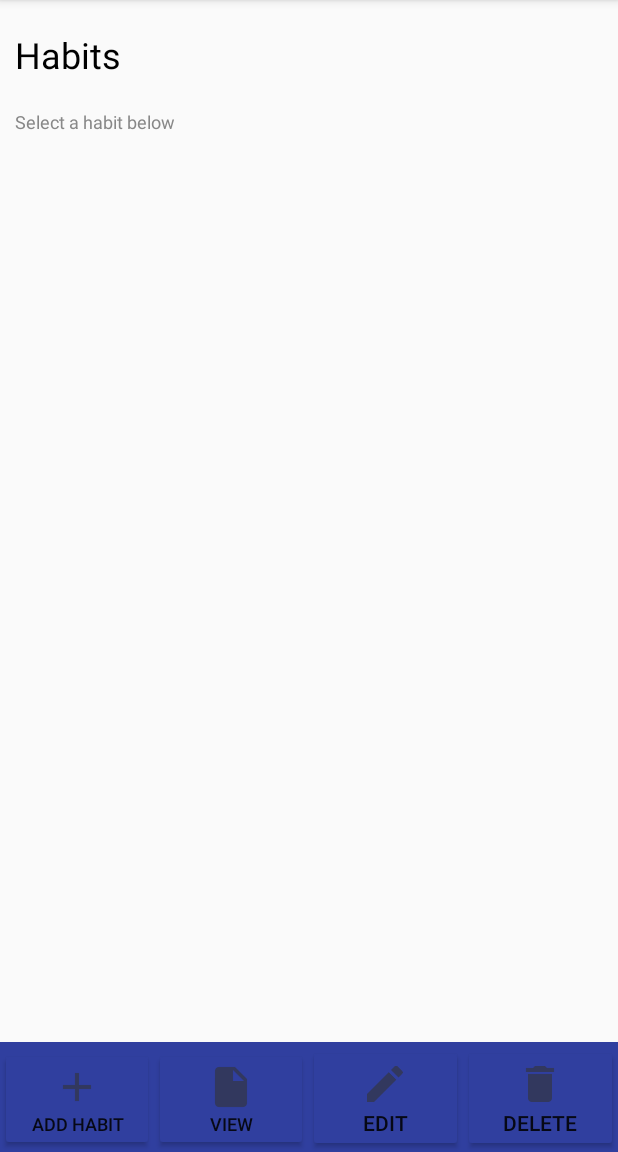
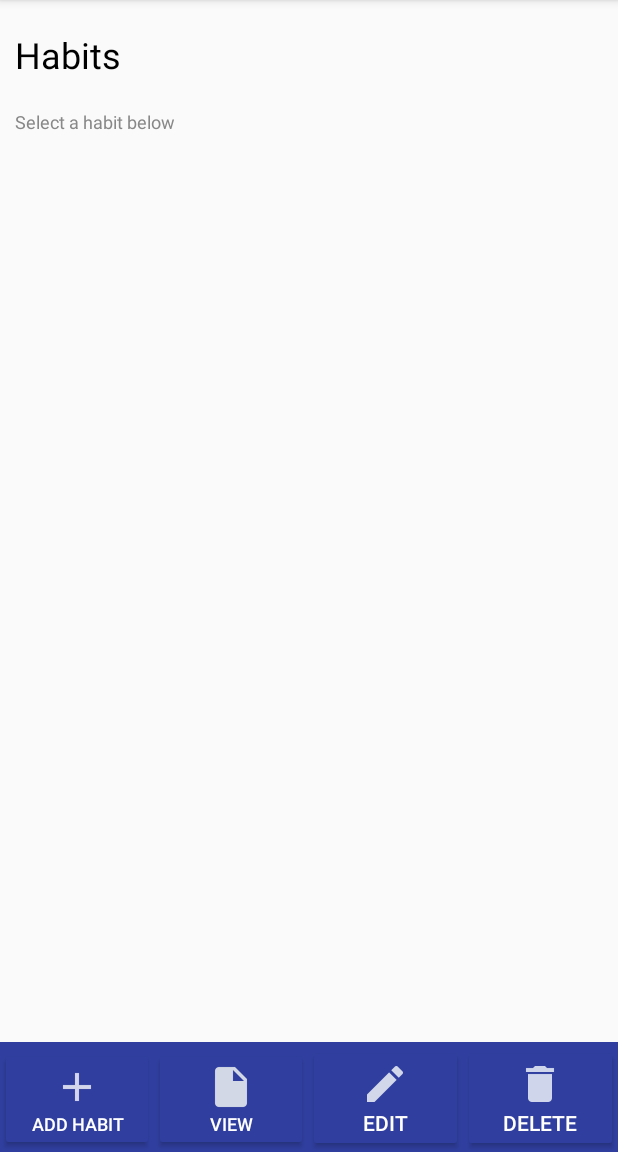
Before and after one commit to CMPUT301F17T29/HabitUp, an Android app: the ViewHabitActivity screen opened directly, with no data from a screen before it, on a phone screen of 412 x 824 dp, the part 84-1236 px from its top. Run offline under Robolectric (Android 15) with nearby library versions, the phone set to English and light mode, and no system bars; our stand-ins replace CircleImageView.

Commit message:
color changed

```diff
--- a/app/src/main/res/layout/habits.xml
+++ b/app/src/main/res/layout/habits.xml
@@ -50,6 +50,7 @@
             android:layout_height="wrap_content"
             android:drawableTop="@drawable/ic_add"
             android:text="Add Habit"
+            android:textColor="@color/white"
             android:textSize="12sp"
             android:layout_weight="1"
             android:layout_marginTop="2dip"
@@ -61,6 +62,7 @@
             android:layout_height="wrap_content"
             android:drawableTop="@drawable/ic_view"
             android:text="View"
+            android:textColor="@color/white"
             android:textSize="12sp"
             android:layout_weight="1"
             android:layout_marginTop="2dip"
@@ -74,8 +76,9 @@
             android:backgroundTint="@color/colorPrimary"
             android:layout_marginTop="2dip"
             android:layout_weight="1"
-            android:drawableTop="@drawable/ic_edit"
+            android:drawableTop="@drawable/ic_habit_edit"
             android:text="Edit"
+            android:textColor="@color/white"
             />
 
         <Button
@@ -86,6 +89,7 @@
             android:layout_marginTop="2dip"
             android:drawableTop="@drawable/ic_delete"
             android:text="Delete"
+            android:textColor="@color/white"
             android:backgroundTint="@color/colorPrimary"
             />
     </LinearLayout>
```
Also changed, not shown: app/src/main/res/drawable-hdpi/ic_add.png, app/src/main/res/drawable-hdpi/ic_delete.png, app/src/main/res/drawable-hdpi/ic_habit_edit.png (added), app/src/main/res/drawable-hdpi/ic_view.png, app/src/main/res/drawable-mdpi/ic_add.png, app/src/main/res/drawable-mdpi/ic_delete.png, app/src/main/res/drawable-mdpi/ic_habit_edit.png (added), app/src/main/res/drawable-mdpi/ic_view.png, app/src/main/res/drawable-xhdpi/ic_add.png, app/src/main/res/drawable-xhdpi/ic_delete.png, app/src/main/res/drawable-xhdpi/ic_habit_edit.png (added), app/src/main/res/drawable-xhdpi/ic_view.png, app/src/main/res/drawable-xxhdpi/ic_add.png, app/src/main/res/drawable-xxhdpi/ic_delete.png, 2 more files.
